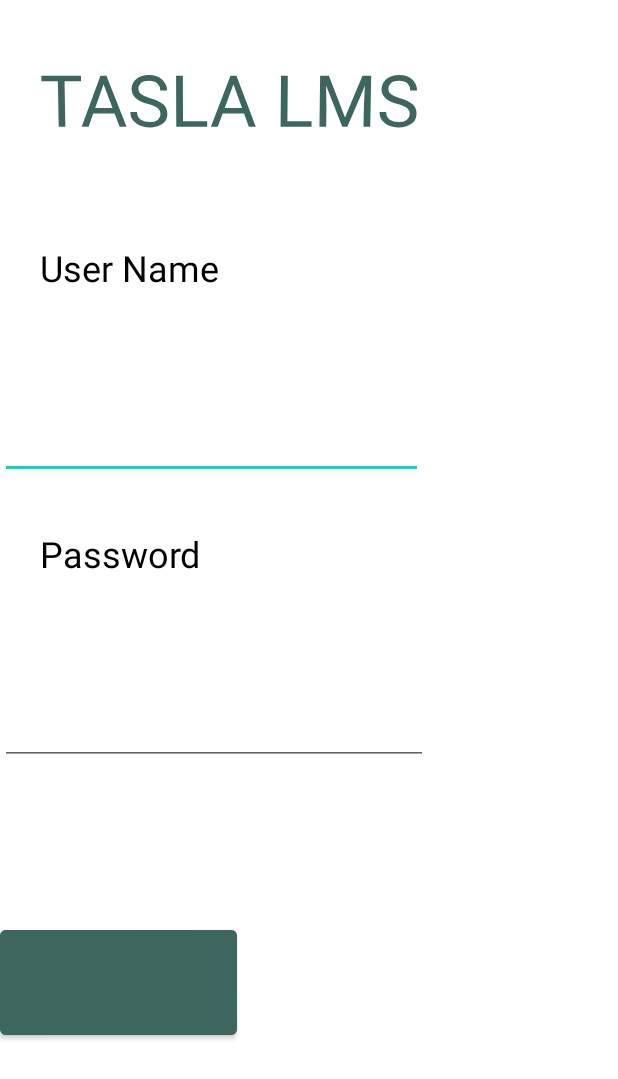
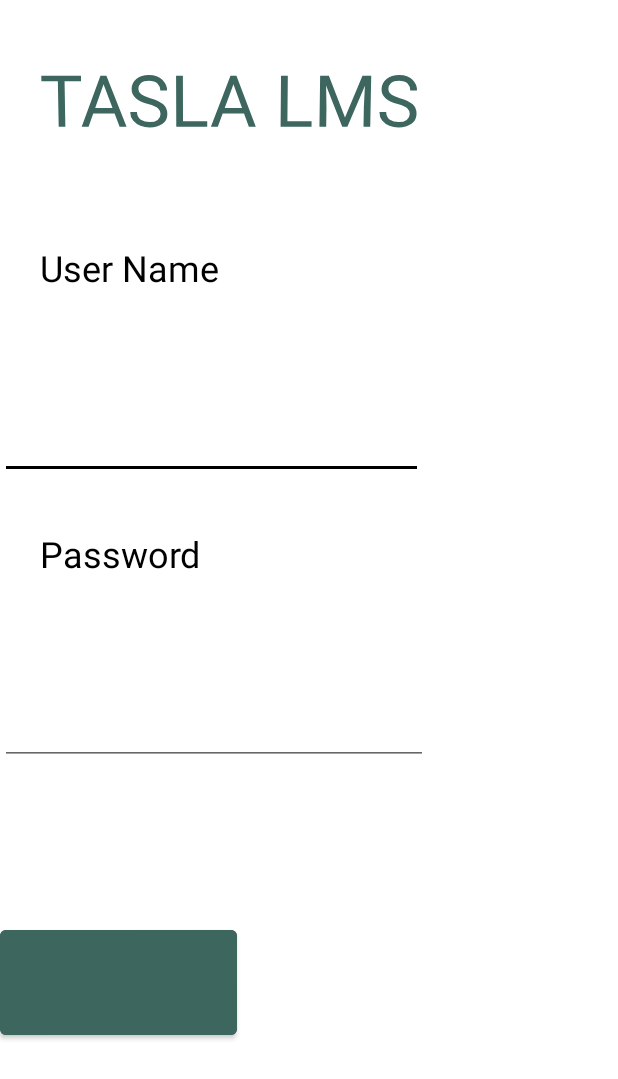
Before and after one commit to McGill-ECSE321-Fall2021/project-group-03, an Android app: the screen it shows after launch (Login), on a phone screen of 412 x 824 dp. Shown: the top 1079 px of the screen. Run offline under Robolectric (Android 15) with nearby library versions, the light colour scheme and no system bars; our stand-ins replace navigation-ui; libraries missing offline, so code that uses them is left out: com.loopj.android, cz.msebera.android.

Commit message:
Worked on UI again

```diff
--- a/LibraryManagement-Android/app/src/main/res/layout/home_page_client.xml
+++ b/LibraryManagement-Android/app/src/main/res/layout/home_page_client.xml
@@ -49,7 +49,7 @@
                 android:orientation="vertical">
 
                 <LinearLayout
-                    android:layout_width="377dp"
+                    android:layout_width="371dp"
                     android:layout_height="wrap_content"
                     android:orientation="horizontal">
 
--- a/LibraryManagement-Android/app/src/main/res/values/themes.xml
+++ b/LibraryManagement-Android/app/src/main/res/values/themes.xml
@@ -2,12 +2,12 @@
     <!-- Base application theme. -->
     <style name="Theme.LibraryManagementAndroid" parent="Theme.MaterialComponents.DayNight.DarkActionBar">
         <!-- Primary brand color. -->
-        <item name="colorPrimary">@color/purple_500</item>
-        <item name="colorPrimaryVariant">@color/purple_700</item>
+        <item name="colorPrimary">@color/white</item>
+        <item name="colorPrimaryVariant">@color/white</item>
         <item name="colorOnPrimary">@color/white</item>
         <!-- Secondary brand color. -->
-        <item name="colorSecondary">@color/teal_200</item>
-        <item name="colorSecondaryVariant">@color/teal_700</item>
+        <item name="colorSecondary">@color/black</item>
+        <item name="colorSecondaryVariant">@color/black</item>
         <item name="colorOnSecondary">@color/black</item>
         <!-- Status bar color. -->
         <item name="android:statusBarColor" tools:targetApi="l">?attr/colorPrimaryVariant</item>
```
